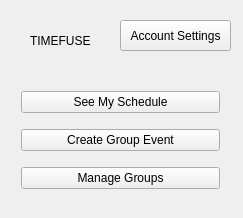
allenh1/timefuse-client, file home_screen.ui: the form before one commit.
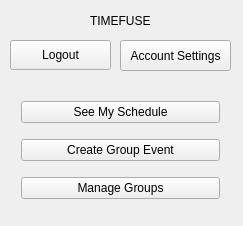
The form after the commit.

Commit message: added logout button

Diff of the .ui file:
```diff
--- a/home_screen.ui
+++ b/home_screen.ui
@@ -7,7 +7,7 @@
     <x>0</x>
     <y>0</y>
     <width>243</width>
-    <height>218</height>
+    <height>226</height>
    </rect>
   </property>
   <property name="windowTitle">
@@ -17,7 +17,7 @@
    <property name="geometry">
     <rect>
      <x>10</x>
-     <y>70</y>
+     <y>80</y>
      <width>221</width>
      <height>141</height>
     </rect>
@@ -50,7 +50,7 @@
    <property name="geometry">
     <rect>
      <x>120</x>
-     <y>20</y>
+     <y>40</y>
      <width>111</width>
      <height>31</height>
     </rect>
@@ -62,8 +62,8 @@
   <widget class="QLabel" name="timefuse">
    <property name="geometry">
     <rect>
-     <x>30</x>
-     <y>30</y>
+     <x>90</x>
+     <y>10</y>
      <width>61</width>
      <height>21</height>
     </rect>
@@ -72,6 +72,19 @@
     <string>TIMEFUSE</string>
    </property>
   </widget>
+  <widget class="QPushButton" name="logout_button">
+   <property name="geometry">
+    <rect>
+     <x>10</x>
+     <y>40</y>
+     <width>101</width>
+     <height>30</height>
+    </rect>
+   </property>
+   <property name="text">
+    <string>Logout</string>
+   </property>
+  </widget>
  </widget>
  <layoutdefault spacing="6" margin="11"/>
  <resources/>
```
The commit also changes 5 other files.
